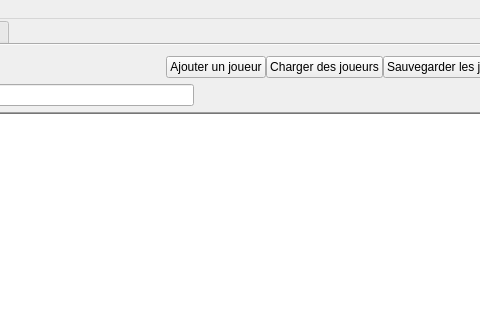
Qt form mainwindow/mainwindow.ui (dsarrut/btm) before a commit; both pictures show x 112 to 592 and y 0 to 320 of the 1069 by 587 pixel window.
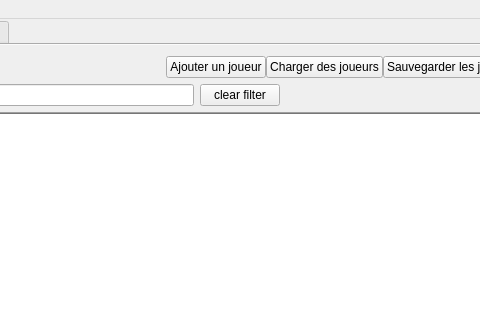
The same form after that commit. Icons and pictures are not drawn. Custom widgets are drawn as their Qt base class.

What changed in the file:
```diff
--- a/mainwindow/mainwindow.ui
+++ b/mainwindow/mainwindow.ui
@@ -183,6 +183,13 @@
             </property>
            </widget>
           </item>
+          <item>
+           <widget class="QPushButton" name="pushButtonClearFilter">
+            <property name="text">
+             <string>clear filter</string>
+            </property>
+           </widget>
+          </item>
           <item>
            <spacer name="horizontalSpacer_4">
             <property name="orientation">
```
